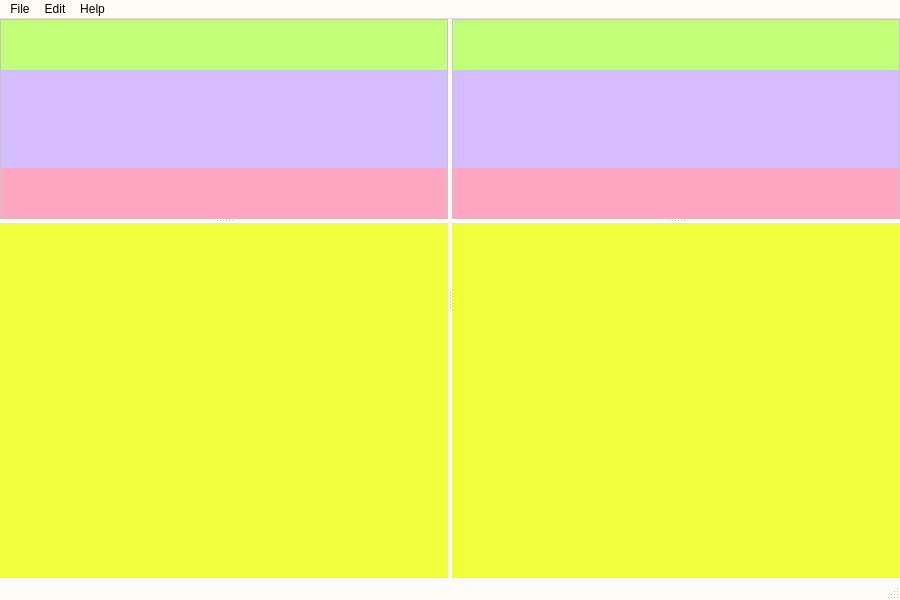
florianblume/6d-pat, file resources/mainwindow.ui: the form before one commit.
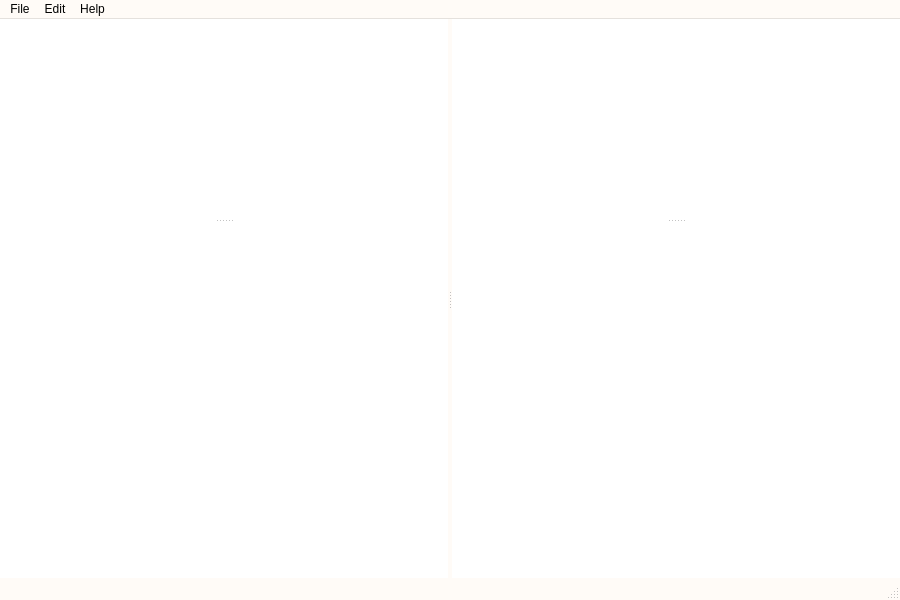
The form after the commit. Custom widgets are drawn as their Qt base class.

What changed in the file:
```diff
--- a/resources/mainwindow.ui
+++ b/resources/mainwindow.ui
@@ -471,6 +471,9 @@
     </property>
     <item>
      <widget class="QSplitter" name="splitterMain">
+      <property name="midLineWidth">
+       <number>1</number>
+      </property>
       <property name="orientation">
        <enum>Qt::Horizontal</enum>
       </property>
@@ -607,10 +610,13 @@
             </size>
            </property>
            <property name="frameShape">
-            <enum>QFrame::StyledPanel</enum>
+            <enum>QFrame::NoFrame</enum>
            </property>
            <property name="frameShadow">
-            <enum>QFrame::Raised</enum>
+            <enum>QFrame::Plain</enum>
+           </property>
+           <property name="lineWidth">
+            <number>0</number>
            </property>
            <layout class="QVBoxLayout" name="verticalLayout_3">
             <property name="spacing">
@@ -657,9 +663,9 @@
                  <colorrole role="Window">
                   <brush brushstyle="SolidPattern">
                    <color alpha="255">
-                    <red>193</red>
+                    <red>255</red>
                     <green>255</green>
-                    <blue>121</blue>
+                    <blue>255</blue>
                    </color>
                   </brush>
                  </colorrole>
@@ -677,9 +683,9 @@
                  <colorrole role="Window">
                   <brush brushstyle="SolidPattern">
                    <color alpha="255">
-                    <red>193</red>
+                    <red>255</red>
                     <green>255</green>
-                    <blue>121</blue>
+                    <blue>255</blue>
                    </color>
                   </brush>
                  </colorrole>
@@ -688,18 +694,18 @@
                  <colorrole role="Base">
                   <brush brushstyle="SolidPattern">
                    <color alpha="255">
-                    <red>193</red>
+                    <red>255</red>
                     <green>255</green>
-                    <blue>121</blue>
+                    <blue>255</blue>
                    </color>
                   </brush>
                  </colorrole>
                  <colorrole role="Window">
                   <brush brushstyle="SolidPattern">
                    <color alpha="255">
-                    <red>193</red>
+                    <red>255</red>
                     <green>255</green>
-                    <blue>121</blue>
+                    <blue>255</blue>
                    </color>
                   </brush>
                  </colorrole>
@@ -734,8 +740,8 @@
                  <colorrole role="Window">
                   <brush brushstyle="SolidPattern">
                    <color alpha="255">
-                    <red>213</red>
-                    <green>188</green>
+                    <red>255</red>
+                    <green>255</green>
                     <blue>255</blue>
                    </color>
                   </brush>
@@ -754,8 +760,8 @@
                  <colorrole role="Window">
                   <brush brushstyle="SolidPattern">
                    <color alpha="255">
-                    <red>213</red>
-                    <green>188</green>
+                    <red>255</red>
+                    <green>255</green>
                     <blue>255</blue>
                    </color>
                   </brush>
@@ -765,8 +771,8 @@
                  <colorrole role="Base">
                   <brush brushstyle="SolidPattern">
                    <color alpha="255">
-                    <red>213</red>
-                    <green>188</green>
+                    <red>255</red>
+                    <green>255</green>
                     <blue>255</blue>
                    </color>
                   </brush>
@@ -774,8 +780,8 @@
                  <colorrole role="Window">
                   <brush brushstyle="SolidPattern">
                    <color alpha="255">
-                    <red>213</red>
-                    <green>188</green>
+                    <red>255</red>
+                    <green>255</green>
                     <blue>255</blue>
                    </color>
                   </brush>
@@ -818,8 +824,8 @@
                   <brush brushstyle="SolidPattern">
                    <color alpha="255">
                     <red>255</red>
-                    <green>167</green>
-                    <blue>194</blue>
+                    <green>255</green>
+                    <blue>255</blue>
                    </color>
                   </brush>
                  </colorrole>
@@ -838,8 +844,8 @@
                   <brush brushstyle="SolidPattern">
                    <color alpha="255">
                     <red>255</red>
-                    <green>167</green>
-                    <blue>194</blue>
+                    <green>255</green>
+                    <blue>255</blue>
                    </color>
                   </brush>
                  </colorrole>
@@ -849,8 +855,8 @@
                   <brush brushstyle="SolidPattern">
                    <color alpha="255">
                     <red>255</red>
-                    <green>167</green>
-                    <blue>194</blue>
+                    <green>255</green>
+                    <blue>255</blue>
                    </color>
                   </brush>
                  </colorrole>
@@ -858,8 +864,8 @@
                   <brush brushstyle="SolidPattern">
                    <color alpha="255">
                     <red>255</red>
-                    <green>167</green>
-                    <blue>194</blue>
+                    <green>255</green>
+                    <blue>255</blue>
                    </color>
                   </brush>
                  </colorrole>
@@ -901,9 +907,9 @@
               <colorrole role="Window">
                <brush brushstyle="SolidPattern">
                 <color alpha="255">
-                 <red>239</red>
+                 <red>255</red>
                  <green>255</green>
-                 <blue>60</blue>
+                 <blue>255</blue>
                 </color>
                </brush>
               </colorrole>
@@ -921,9 +927,9 @@
               <colorrole role="Window">
                <brush brushstyle="SolidPattern">
                 <color alpha="255">
-                 <red>239</red>
+                 <red>255</red>
                  <green>255</green>
-                 <blue>60</blue>
+                 <blue>255</blue>
                 </color>
                </brush>
               </colorrole>
@@ -932,18 +938,18 @@
               <colorrole role="Base">
                <brush brushstyle="SolidPattern">
                 <color alpha="255">
-                 <red>239</red>
+                 <red>255</red>
                  <green>255</green>
-                 <blue>60</blue>
+                 <blue>255</blue>
                 </color>
                </brush>
               </colorrole>
               <colorrole role="Window">
                <brush brushstyle="SolidPattern">
                 <color alpha="255">
-                 <red>239</red>
+                 <red>255</red>
                  <green>255</green>
-                 <blue>60</blue>
+                 <blue>255</blue>
                 </color>
                </brush>
               </colorrole>
@@ -1088,10 +1094,13 @@
             </size>
            </property>
            <property name="frameShape">
-            <enum>QFrame::StyledPanel</enum>
+            <enum>QFrame::NoFrame</enum>
            </property>
            <property name="frameShadow">
-            <enum>QFrame::Raised</enum>
+            <enum>QFrame::Plain</enum>
+           </property>
+           <property name="lineWidth">
+            <number>0</number>
            </property>
            <layout class="QVBoxLayout" name="verticalLayout_4">
             <property name="spacing">
@@ -1138,9 +1147,9 @@
                  <colorrole role="Window">
                   <brush brushstyle="SolidPattern">
                    <color alpha="255">
-                    <red>193</red>
+                    <red>255</red>
                     <green>255</green>
-                    <blue>121</blue>
+                    <blue>255</blue>
                    </color>
                   </brush>
                  </colorrole>
@@ -1158,9 +1167,9 @@
                  <colorrole role="Window">
                   <brush brushstyle="SolidPattern">
                    <color alpha="255">
-                    <red>193</red>
+                    <red>255</red>
                     <green>255</green>
-                    <blue>121</blue>
+                    <blue>255</blue>
                    </color>
                   </brush>
                  </colorrole>
@@ -1169,18 +1178,18 @@
                  <colorrole role="Base">
                   <brush brushstyle="SolidPattern">
                    <color alpha="255">
-                    <red>193</red>
+                    <red>255</red>
                     <green>255</green>
-                    <blue>121</blue>
+                    <blue>255</blue>
                    </color>
                   </brush>
                  </colorrole>
                  <colorrole role="Window">
                   <brush brushstyle="SolidPattern">
                    <color alpha="255">
-                    <red>193</red>
+                    <red>255</red>
                     <green>255</green>
-                    <blue>121</blue>
+                    <blue>255</blue>
                    </color>
                   </brush>
                  </colorrole>
@@ -1215,8 +1224,8 @@
                  <colorrole role="Window">
                   <brush brushstyle="SolidPattern">
                    <color alpha="255">
-                    <red>213</red>
-                    <green>188</green>
+                    <red>255</red>
+                    <green>255</green>
                     <blue>255</blue>
                    </color>
                   </brush>
@@ -1235,8 +1244,8 @@
                  <colorrole role="Window">
                   <brush brushstyle="SolidPattern">
                    <color alpha="255">
-                    <red>213</red>
-                    <green>188</green>
+                    <red>255</red>
+                    <green>255</green>
                     <blue>255</blue>
                    </color>
                   </brush>
@@ -1246,8 +1255,8 @@
                  <colorrole role="Base">
                   <brush brushstyle="SolidPattern">
                    <color alpha="255">
-                    <red>213</red>
-                    <green>188</green>
+                    <red>255</red>
+                    <green>255</green>
                     <blue>255</blue>
                    </color>
                   </brush>
@@ -1255,8 +1264,8 @@
                  <colorrole role="Window">
                   <brush brushstyle="SolidPattern">
                    <color alpha="255">
-                    <red>213</red>
-                    <green>188</green>
+                    <red>255</red>
+                    <green>255</green>
                     <blue>255</blue>
                    </color>
                   </brush>
@@ -1299,8 +1308,8 @@
                   <brush brushstyle="SolidPattern">
                    <color alpha="255">
                     <red>255</red>
-                    <green>167</green>
-                    <blue>194</blue>
+                    <green>255</green>
+                    <blue>255</blue>
                    </color>
                   </brush>
                  </colorrole>
@@ -1319,8 +1328,8 @@
                   <brush brushstyle="SolidPattern">
                    <color alpha="255">
                     <red>255</red>
-                    <green>167</green>
-                    <blue>194</blue>
+                    <green>255</green>
+                    <blue>255</blue>
                    </color>
                   </brush>
                  </colorrole>
@@ -1330,8 +1339,8 @@
                   <brush brushstyle="SolidPattern">
                    <color alpha="255">
                     <red>255</red>
-                    <green>167</green>
-                    <blue>194</blue>
+                    <green>255</green>
+                    <blue>255</blue>
                    </color>
                   </brush>
                  </colorrole>
@@ -1339,8 +1348,8 @@
                   <brush brushstyle="SolidPattern">
                    <color alpha="255">
                     <red>255</red>
-                    <green>167</green>
-                    <blue>194</blue>
+                    <green>255</green>
+                    <blue>255</blue>
                    </color>
                   </brush>
                  </colorrole>
@@ -1382,9 +1391,9 @@
               <colorrole role="Window">
                <brush brushstyle="SolidPattern">
                 <color alpha="255">
-                 <red>239</red>
+                 <red>255</red>
                  <green>255</green>
-                 <blue>60</blue>
+                 <blue>255</blue>
                 </color>
                </brush>
               </colorrole>
@@ -1402,9 +1411,9 @@
               <colorrole role="Window">
                <brush brushstyle="SolidPattern">
                 <color alpha="255">
-                 <red>239</red>
+                 <red>255</red>
                  <green>255</green>
-                 <blue>60</blue>
+                 <blue>255</blue>
                 </color>
                </brush>
               </colorrole>
@@ -1413,18 +1422,18 @@
               <colorrole role="Base">
                <brush brushstyle="SolidPattern">
                 <color alpha="255">
-                 <red>239</red>
+                 <red>255</red>
                  <green>255</green>
-                 <blue>60</blue>
+                 <blue>255</blue>
                 </color>
                </brush>
               </colorrole>
               <colorrole role="Window">
                <brush brushstyle="SolidPattern">
                 <color alpha="255">
-                 <red>239</red>
+                 <red>255</red>
                  <green>255</green>
-                 <blue>60</blue>
+                 <blue>255</blue>
                 </color>
                </brush>
               </colorrole>
@@ -1523,6 +1532,34 @@
   </action>
  </widget>
  <layoutdefault spacing="6" margin="11"/>
+ <customwidgets>
+  <customwidget>
+   <class>BreadcrumbView</class>
+   <extends>QWidget</extends>
+   <header>src/main/breadcrumb/breadcrumbview.h</header>
+   <container>1</container>
+   <slots>
+    <slot>setPathToShow(boost::filesystem::path)</slot>
+   </slots>
+  </customwidget>
+  <customwidget>
+   <class>NavigationControls</class>
+   <extends>QWidget</extends>
+   <header>src/main/navigationcontrols/navigationcontrols.h</header>
+   <container>1</container>
+   <slots>
+    <signal>navigateLeft()</signal>
+    <signal>pathChanged(boost::filesystem::path)</signal>
+    <signal>navigateRight()</signal>
+   </slots>
+  </customwidget>
+  <customwidget>
+   <class>ImageGallery</class>
+   <extends>QWidget</extends>
+   <header>src/main/imagegallery/imagegallery.h</header>
+   <container>1</container>
+  </customwidget>
+ </customwidgets>
  <resources/>
  <connections/>
 </ui>
```
Left out of the diff: 47 changed lines with no effect on the pictures.
